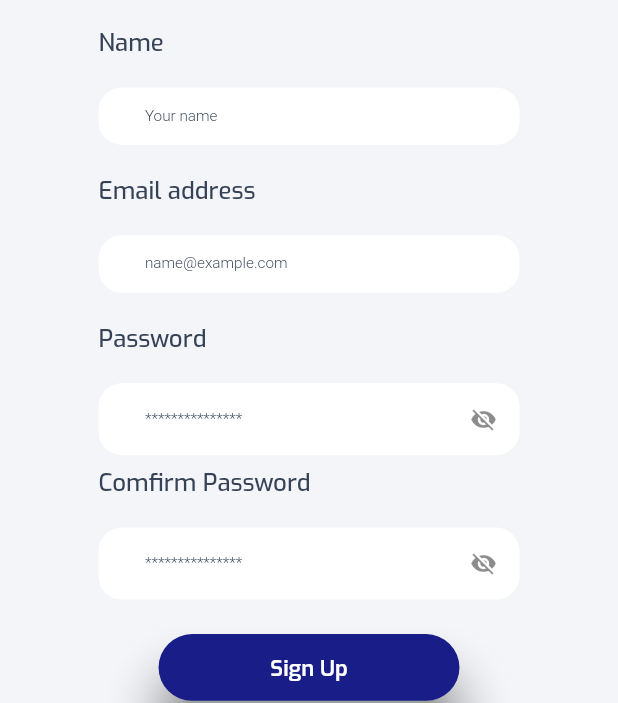
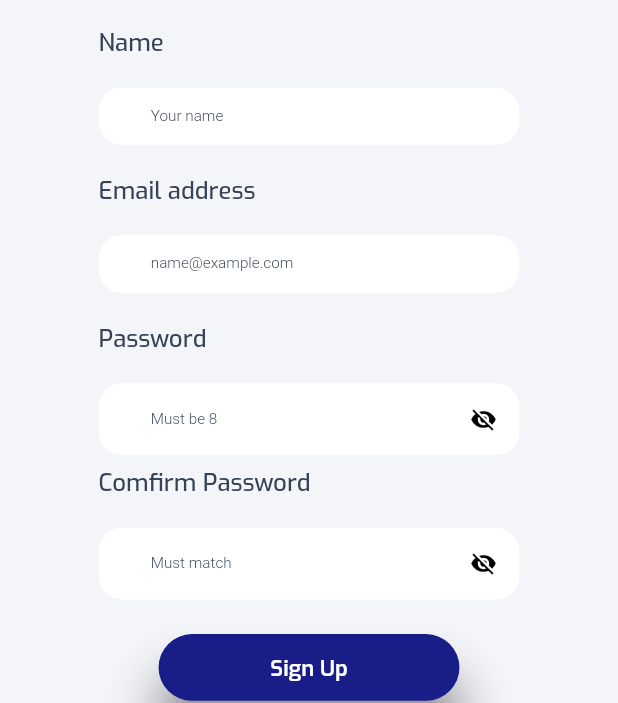
Before and after one commit to hngx-org/ai-virtual-classroom, a Flutter app: the screen it shows after launch, after a tap on "Sign In", after a tap on "Sign up", on a phone screen of 412 x 824 dp. Shown: the part 338-1041 px from the top of the screen. Run offline on Flutter 3.47's test engine with Material 2 defaults, Android fonts, the phone set to English and light mode, and no system bars; our stand-ins replace cached_network_image, connectivity_plus, flutter_svg, get, shared_preferences; network calls fail.

Commit message:
intergation of the signIn and signUp feature

```diff
--- /dev/null
+++ b/lib/core/global/global.dart
@@ -0,0 +1,15 @@
+import 'package:ai_virtual_classroom/core/app_exports.dart';
+import 'package:flutter/material.dart';
+
+class Global {
+  static Future init() async {
+    WidgetsFlutterBinding.ensureInitialized();
+    // Create an instance of Connectivity
+    final connectivity = Connectivity();
+
+    // Register NetworkInfo with the Connectivity instance
+    final networkInfo = NetworkInfo(connectivity);
+    Get.put(networkInfo);
+    // sharedPreferences = await SharedPreferences.getInstance();
+  }
+}
--- a/lib/core/utils/pref_utils.dart
+++ b/lib/core/utils/pref_utils.dart
@@ -1,7 +1,5 @@
 //ignore: unused_import
 import 'dart:convert';
-import 'dart:ui';
-import 'package:flutter/scheduler.dart';
 import 'package:shared_preferences/shared_preferences.dart';
 
 class PrefUtils {
--- a/lib/core/utils/progress_dialog_utils.dart
+++ b/lib/core/utils/progress_dialog_utils.dart
@@ -8,7 +8,7 @@ class ProgressDialogUtils {
   static void showProgressDialog({isCancellable = false}) async {
     if (!isProgressVisible) {
       Get.dialog(
-        Center(
+        const Center(
           child: CircularProgressIndicator.adaptive(
             strokeWidth: 4,
             valueColor: AlwaysStoppedAnimation<Color>(
--- a/lib/main.dart
+++ b/lib/main.dart
@@ -1,14 +1,12 @@
-import 'package:ai_virtual_classroom/screens/sign_in_screen.dart';
-import 'package:ai_virtual_classroom/screens/sign_up_screen.dart';
+import 'package:ai_virtual_classroom/core/global/global.dart';
 import 'package:ai_virtual_classroom/screens/welcome_screen.dart';
-import 'package:ai_virtual_classroom/themes/app_theme.dart';
-import 'package:ai_virtual_classroom/themes/theme_helper.dart';
 import 'package:flutter/material.dart';
 import 'package:flutter/services.dart';
 
 import 'core/app_exports.dart';
 
-void main() {
+void main() async {
+  await Global.init();
   runApp(const MyApp());
 }
 
--- a/lib/screens/sign_in_screen.dart
+++ b/lib/screens/sign_in_screen.dart
@@ -1,7 +1,11 @@
+import 'package:ai_virtual_classroom/controller/sign_controller.dart';
 import 'package:ai_virtual_classroom/core/app_exports.dart';
+import 'package:ai_virtual_classroom/core/extensions/validators.dart';
+import 'package:ai_virtual_classroom/core/global/global.dart';
 import 'package:ai_virtual_classroom/screens/sign_up_screen.dart';
 import 'package:ai_virtual_classroom/widgets/custom_elevated_button.dart';
 import 'package:ai_virtual_classroom/widgets/custom_text_form_field.dart';
+
 import 'package:flutter/material.dart';
 import 'package:flutter_svg/flutter_svg.dart';
 
@@ -15,6 +19,7 @@ class SignInScreen extends StatefulWidget {
 class _SignInScreenState extends State<SignInScreen> {
   @override
   Widget build(BuildContext context) {
+    final signInController = Get.put(SignInController());
     return Scaffold(
       body: SingleChildScrollView(
         child: Column(
@@ -28,6 +33,7 @@ class _SignInScreenState extends State<SignInScreen> {
               padding:
                   EdgeInsets.symmetric(horizontal: 34.h).copyWith(top: 30.v),
               child: Form(
+                key: signInController.formKey,
                 child: Column(
                   mainAxisAlignment: MainAxisAlignment.start,
                   crossAxisAlignment: CrossAxisAlignment.start,
@@ -41,7 +47,16 @@ class _SignInScreenState extends State<SignInScreen> {
                     ),
                     SizedBox(height: 10.h),
                     CustomTextFormField(
+                      controller: signInController.emailController,
                       hintText: 'name@example.com',
+                      validator: (value) {
+                        if (value!.isEmpty) {
+                          errorMethod("Field can not be empty");
+                        } else if (!value.emailValidation) {
+                          errorMethod("Enter a valid email address");
+                        }
+                        return null;
+                      },
                     ),
                     const SizedBox(height: 20),
                     Text(
@@ -53,9 +68,34 @@ class _SignInScreenState extends State<SignInScreen> {
                     ),
                     SizedBox(height: 10.h),
                     CustomTextFormField(
-                      hintText: '***************',
-                      obscureText: true,
-                      suffix: const Icon(Icons.visibility_off),
+                      controller: signInController.passwordController,
+                      hintText: 'Must be 8',
+                      obscureText: signInController.obscurePassword.value,
+                      validator: (value) {
+                        if (value!.isEmpty) {
+                          errorMethod('Password can not be empty');
+                        } else if (!value.passwordValidation) {
+                          errorMethod(
+                              'Password must contain number, captial letter and \nspecial character');
+                        }
+                        return null;
+                      },
+                      suffix: Obx(
+                        () => IconButton(
+                          onPressed: () {
+                            setState(() {
+                              signInController.obscurePassword.value =
+                                  !signInController.obscurePassword.value;
+                            });
+                          },
+                          icon: Icon(
+                            signInController.obscurePassword.value
+                                ? Icons.visibility_off
+                                : Icons.visibility,
+                            color: Colors.black,
+                          ),
+                        ),
+                      ),
                     ),
                     const SizedBox(height: 8),
                     Align(
@@ -75,6 +115,12 @@ class _SignInScreenState extends State<SignInScreen> {
                         bottom: 20,
                       ),
                       child: CustomElevatedButton(
+                        onTap: () async {
+                          if (signInController.formKey.currentState!
+                              .validate()) {
+                            await signInController.signIn();
+                          }
+                        },
                         text: 'Sign In',
                       ),
                     ),
--- a/lib/screens/sign_up_screen.dart
+++ b/lib/screens/sign_up_screen.dart
@@ -1,3 +1,4 @@
+import 'package:ai_virtual_classroom/controller/signup_controller.dart';
 import 'package:ai_virtual_classroom/core/app_exports.dart';
 import 'package:ai_virtual_classroom/screens/sign_in_screen.dart';
 import 'package:ai_virtual_classroom/widgets/custom_elevated_button.dart';
@@ -13,6 +14,7 @@ class SignUpScreen extends StatefulWidget {
 }
 
 class _SignUpScreenState extends State<SignUpScreen> {
+  final signUpController = Get.put(SignUpContrroller());
   @override
   Widget build(BuildContext context) {
     return Scaffold(
@@ -39,6 +41,7 @@ class _SignUpScreenState extends State<SignUpScreen> {
                     ),
                     SizedBox(height: 10.h),
                     CustomTextFormField(
+                      controller: signUpController.nameController,
                       hintText: 'Your name',
                     ),
                     const SizedBox(height: 20),
@@ -51,6 +54,7 @@ class _SignUpScreenState extends State<SignUpScreen> {
                     ),
                     SizedBox(height: 10.h),
                     CustomTextFormField(
+                      controller: signUpController.emailController,
                       hintText: 'name@example.com',
                     ),
                     const SizedBox(height: 20),
@@ -63,9 +67,25 @@ class _SignUpScreenState extends State<SignUpScreen> {
                     ),
                     SizedBox(height: 10.h),
                     CustomTextFormField(
-                      hintText: '***************',
-                      obscureText: true,
-                      suffix: const Icon(Icons.visibility_off),
+                      controller: signUpController.passwordController,
+                      hintText: 'Must be 8',
+                      obscureText: signUpController.obscurePassword.value,
+                      suffix: Obx(
+                        () => IconButton(
+                          onPressed: () {
+                            setState(() {
+                              signUpController.obscurePassword.value =
+                                  !signUpController.obscurePassword.value;
+                            });
+                          },
+                          icon: Icon(
+                            signUpController.obscurePassword.value
+                                ? Icons.visibility_off
+                                : Icons.visibility,
+                            color: Colors.black,
+                          ),
+                        ),
+                      ),
                     ),
                     const SizedBox(height: 8),
                     Text(
@@ -77,9 +97,27 @@ class _SignUpScreenState extends State<SignUpScreen> {
                     ),
                     SizedBox(height: 10.h),
                     CustomTextFormField(
-                      hintText: '***************',
-                      obscureText: true,
-                      suffix: const Icon(Icons.visibility_off),
+                      controller: signUpController.confirmController,
+                      hintText: 'Must match',
+                      obscureText:
+                          signUpController.obscureConfirmPassword.value,
+                      suffix: Obx(
+                        () => IconButton(
+                          onPressed: () {
+                            setState(() {
+                              signUpController.obscureConfirmPassword.value =
+                                  !signUpController
+                                      .obscureConfirmPassword.value;
+                            });
+                          },
+                          icon: Icon(
+                            signUpController.obscureConfirmPassword.value
+                                ? Icons.visibility_off
+                                : Icons.visibility,
+                            color: Colors.black,
+                          ),
+                        ),
+                      ),
                     ),
                     const SizedBox(height: 8),
                     Padding(
@@ -90,6 +128,7 @@ class _SignUpScreenState extends State<SignUpScreen> {
                       ),
                       child: CustomElevatedButton(
                         text: 'Sign Up',
+                        onTap: () => signUpController.validate(),
                       ),
                     ),
                   ],
--- a/lib/screens/welcome_screen.dart
+++ b/lib/screens/welcome_screen.dart
@@ -4,7 +4,6 @@ import 'package:ai_virtual_classroom/screens/sign_up_screen.dart';
 import 'package:ai_virtual_classroom/themes/app_colors.dart';
 import 'package:ai_virtual_classroom/widgets/custom_elevated_button.dart';
 import 'package:flutter/material.dart';
-import 'package:flutter_svg/flutter_svg.dart';
 
 class WelcomeScreen extends StatelessWidget {
   const WelcomeScreen({super.key});
@@ -27,7 +26,7 @@ class WelcomeScreen extends StatelessWidget {
               svgPath: ImageConstant.imgGradesbro1.toString(),
             ),
             //SizedBox(height: 30.v),
-            Spacer(),
+            const Spacer(),
             Text(
               'Lets fine the "A" with us',
               style: Theme.of(context).textTheme.bodyLarge?.copyWith(
@@ -42,11 +41,11 @@ class WelcomeScreen extends StatelessWidget {
                   Theme.of(context).textTheme.bodyLarge?.copyWith(fontSize: 16),
             ),
             //SizedBox(height: 40.v),
-            Spacer(),
+            const Spacer(),
             CustomElevatedButton(
               text: 'Sign In',
               onTap: () => Get.offAll(
-                SignInScreen(),
+                () => const SignInScreen(),
               ),
             ),
             SizedBox(height: 20.v),
@@ -59,7 +58,7 @@ class WelcomeScreen extends StatelessWidget {
                   fontWeight: FontWeight.w300,
                   fontSize: 20.fSize),
               onTap: () => Get.offAll(
-                SignUpScreen(),
+                const SignUpScreen(),
               ),
             ),
           ],
--- a/lib/themes/theme_helper.dart
+++ b/lib/themes/theme_helper.dart
@@ -137,16 +137,16 @@ class ColorSchemes {
     // Error colors
     error: Color(0XFF263238),
     errorContainer: Color(0XFF96A7D0),
-    onError: Color(0XFFFFFFFF),
+    // onError: Color(0XFFFFFFFF),
     onErrorContainer: Color(0XFF191D88),
 
     // On colors(text colors)
     onBackground: Color(0XFFFFC436),
-    onInverseSurface: Color(0XFFFFFFFF),
+    // onInverseSurface: Color(0XFFFFFFFF),
     onPrimary: Color(0XFF263238),
     onPrimaryContainer: Color(0XFFFFC436),
     //Icon
-    onSecondary: Color.fromARGB(255, 249, 248, 245),
+    //onSecondary: Color.fromARGB(255, 249, 248, 245),
     onSecondaryContainer: Color(0XFF191D88),
     onTertiary: Color(0XFFFFC436),
     onTertiaryContainer: Color(0XFF191D88),
--- a/lib/widgets/custom_text_form_field.dart
+++ b/lib/widgets/custom_text_form_field.dart
@@ -1,7 +1,7 @@
 import 'package:ai_virtual_classroom/core/app_exports.dart';
 import 'package:flutter/material.dart';
 
-class CustomTextFormField extends StatelessWidget {
+class CustomTextFormField extends StatefulWidget {
   CustomTextFormField({
     Key? key,
     this.alignment,
@@ -75,58 +75,82 @@ class CustomTextFormField extends StatelessWidget {
   final FormFieldValidator<String>? validator;
 
   @override
+  State<CustomTextFormField> createState() => _CustomTextFormFieldState();
+}
+
+class _CustomTextFormFieldState extends State<CustomTextFormField> {
+  @override
   Widget build(BuildContext context) {
-    return alignment != null
+    return widget.alignment != null
         ? Align(
-            alignment: alignment ?? Alignment.center,
+            alignment: widget.alignment ?? Alignment.center,
             child: textFormFieldWidget,
           )
         : textFormFieldWidget;
   }
 
   Widget get textFormFieldWidget => Container(
-        width: width ?? double.maxFinite,
+        width: widget.width ?? double.maxFinite,
         //  height: 100,
-        margin: margin,
-        child: TextFormField(
-          controller: controller,
-          focusNode: focusNode ?? FocusNode(),
-          autofocus: autofocus!,
-          style: textStyle ?? theme.textTheme.bodyMedium,
-          obscureText: obscureText!,
-          textInputAction: textInputAction,
-          keyboardType: textInputType,
-          maxLines: maxLines ?? 1,
-          decoration: decoration,
-          validator: validator,
+        margin: widget.margin,
+        child: Column(
+          children: [
+            TextFormField(
+              controller: widget.controller,
+              // focusNode: focusNode ?? FocusNode(),
+              // autofocus: autofocus!,
+              style: widget.textStyle ?? theme.textTheme.bodyMedium,
+              obscureText: widget.obscureText!,
+              textInputAction: widget.textInputAction,
+              keyboardType: widget.textInputType,
+              // maxLines: maxLines ?? 1,
+              decoration: decoration,
+              validator: widget.validator,
+              // onChanged: (value) {
+              //   setState(() {
+              //     widget.validator != null ? widget.validator!(value) : null;
+              //   });
+              // },
+            ),
+          ],
         ),
       );
+
   InputDecoration get decoration => InputDecoration(
-        hintText: hintText ?? "",
-        hintStyle: hintStyle ?? theme.textTheme.bodyMedium,
-        prefixIcon: prefix,
-        prefixIconConstraints: prefixConstraints,
-        suffixIcon: suffix,
-        suffixIconConstraints: suffixConstraints,
+        hintText: widget.hintText ?? "",
+        hintStyle: widget.hintStyle ?? theme.textTheme.bodyMedium,
+        prefixIcon: widget.prefix,
+        prefixIconConstraints: widget.prefixConstraints,
+        suffixIcon: widget.suffix,
+        suffixIconConstraints: widget.suffixConstraints,
         isDense: true,
-        contentPadding: contentPadding ??
-            EdgeInsets.symmetric(
-              horizontal: 16.h,
-              vertical: 18.v,
-            ),
-        fillColor: fillColor ?? theme.colorScheme.onError,
-        filled: filled,
-        border: borderDecoration ??
+        contentPadding: EdgeInsets.symmetric(
+          horizontal: 18.h,
+          vertical: 18.v,
+        ),
+        fillColor: widget.fillColor ?? theme.colorScheme.onError,
+        filled: widget.filled,
+        border: widget.borderDecoration ??
             OutlineInputBorder(
               borderRadius: BorderRadius.circular(8.h),
               borderSide: BorderSide.none,
             ),
-        enabledBorder: borderDecoration ??
+        enabledBorder: widget.borderDecoration ??
             OutlineInputBorder(
               borderRadius: BorderRadius.circular(8.h),
               borderSide: BorderSide.none,
             ),
-        focusedBorder: borderDecoration ??
+        focusedBorder: widget.borderDecoration ??
+            OutlineInputBorder(
+              borderRadius: BorderRadius.circular(8.h),
+              borderSide: BorderSide.none,
+            ),
+        errorBorder: widget.borderDecoration ??
+            OutlineInputBorder(
+              borderRadius: BorderRadius.circular(8.h),
+              borderSide: BorderSide.none,
+            ),
+        focusedErrorBorder: widget.borderDecoration ??
             OutlineInputBorder(
               borderRadius: BorderRadius.circular(8.h),
               borderSide: BorderSide.none,
```
Also changed, not shown: lib/controller/sign_controller.dart (added, +72 -0 lines), lib/controller/signup_controller.dart (added, +57 -0 lines), lib/core/extensions/validators.dart (+44 -0 lines), lib/services/api_client.dart (+91 -0 lines).
